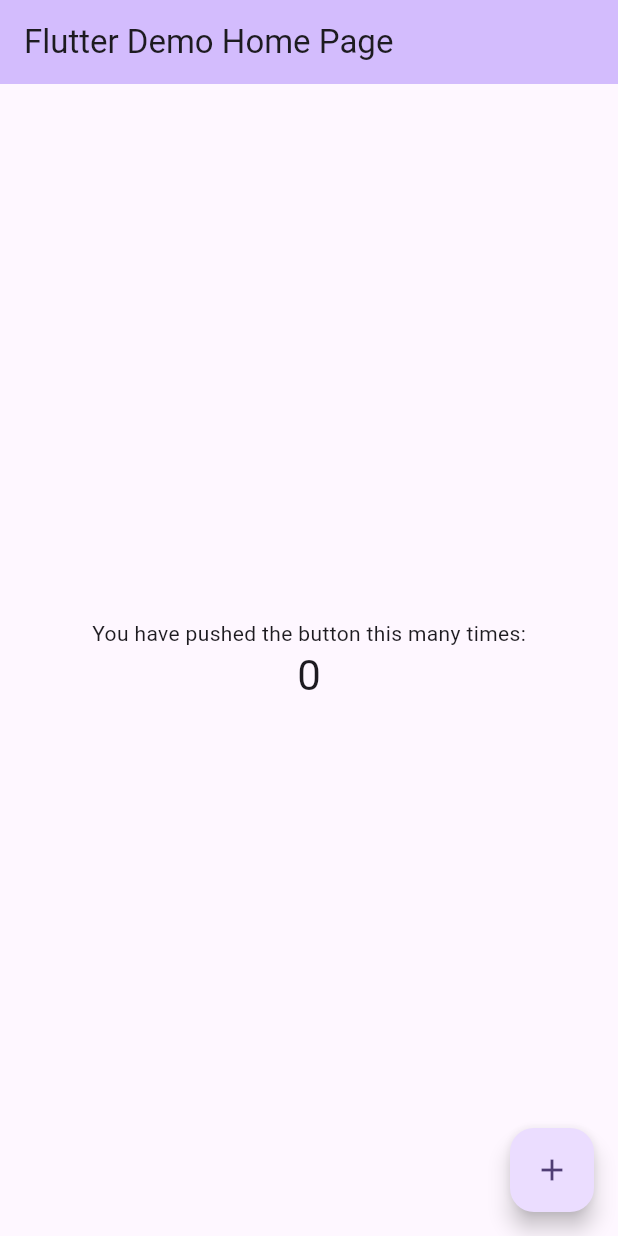
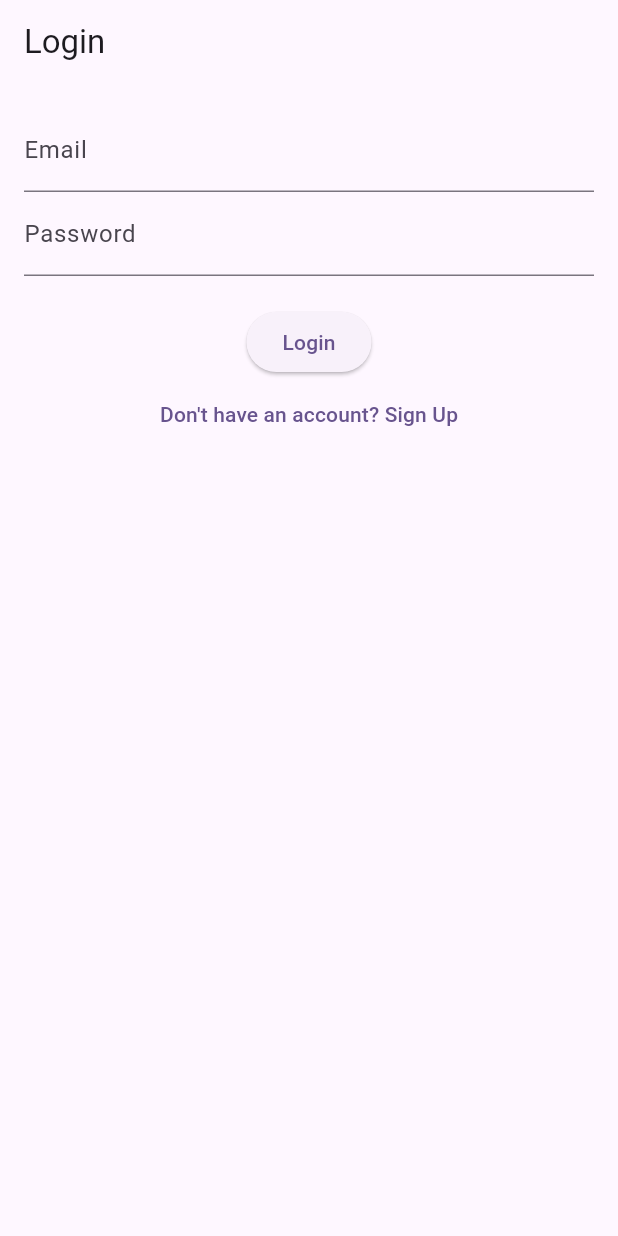
Before and after one commit to Sahil-Kumar7253/todo-app-with-custom-backend, a Flutter app: the screen it shows after launch, on a phone screen of 412 x 824 dp. Run offline on Flutter 3.47's test engine with Material 3 defaults, Android fonts, the phone set to English and light mode, and no system bars.

Commit message:
Added Login and Registeration in Application

```diff
--- /dev/null
+++ b/todo_app_with_nodejs/lib/api_service.dart
@@ -0,0 +1,22 @@
+import 'dart:convert';
+
+import 'package:http/http.dart' as http;
+import 'url.dart';
+
+class ApiService{
+
+  static Future<String> loginId(email,password) async {
+    final res = await http.post(
+      Uri.parse(login),
+      headers: {"Content-Type": "application/json"},
+      body: jsonEncode({
+        "email": email,
+        "password": password,
+      }),
+    );
+    if(res.statusCode == 200){
+      return jsonDecode(res.body)["token"];
+    }
+    return "";
+  }
+}
--- /dev/null
+++ b/todo_app_with_nodejs/lib/login.dart
@@ -0,0 +1,66 @@
+import 'package:flutter/material.dart';
+import 'api_service.dart';
+
+class LoginPage extends StatefulWidget {
+  const LoginPage({Key? key}) : super(key: key);
+
+  @override
+  State<LoginPage> createState() => _LoginPageState();
+}
+
+class _LoginPageState extends State<LoginPage> {
+  final _formKey = GlobalKey<FormState>();
+  final TextEditingController emailController = TextEditingController();
+  final TextEditingController passwordController = TextEditingController();
+  late var token1 = "";
+  void _submitLogin() async {
+    if (_formKey.currentState!.validate()) {
+       final token = await ApiService.loginId(emailController.text, passwordController.text);
+
+       if (token != "") {
+         setState(() {
+           token1 = token;
+         });
+       }
+    }
+  }
+
+  @override
+  Widget build(BuildContext context) {
+    return Scaffold(
+      appBar: AppBar(title: const Text('Login')),
+      body: Padding(
+        padding: const EdgeInsets.all(16.0),
+        child: Form(
+          key: _formKey,
+          child: Column(
+            children: [
+              TextFormField(
+                controller: emailController,
+                decoration: const InputDecoration(labelText: 'Email'),
+                validator: (value) => value!.contains('@') ? null : 'Enter a valid email',
+              ),
+              TextFormField(
+                controller: passwordController,
+                decoration: const InputDecoration(labelText: 'Password'),
+                obscureText: true,
+                validator: (value) => value!.isEmpty ? 'Enter your password' : null,
+              ),
+              const SizedBox(height: 20),
+              ElevatedButton(
+                onPressed: _submitLogin,
+                child:const Text(
+                    'Login'
+                ),
+              ),
+              TextButton(
+                onPressed: () => Navigator.pushNamed(context, '/signup'),
+                child: const Text('Don\'t have an account? Sign Up'),
+              ),
+            ],
+          ),
+        ),
+      ),
+    );
+  }
+}
--- a/todo_app_with_nodejs/lib/main.dart
+++ b/todo_app_with_nodejs/lib/main.dart
@@ -1,4 +1,8 @@
 import 'package:flutter/material.dart';
+import 'package:todo_app_with_nodejs/login.dart';
+import 'package:todo_app_with_nodejs/signup.dart';
+
+import 'dashboard.dart';
 
 void main() {
   runApp(const MyApp());
@@ -11,112 +15,17 @@ class MyApp extends StatelessWidget {
   @override
   Widget build(BuildContext context) {
     return MaterialApp(
+      debugShowCheckedModeBanner: false,
       title: 'Flutter Demo',
       theme: ThemeData(
-        // This is the theme of your application.
-        //
-        // TRY THIS: Try running your application with "flutter run". You'll see
-        // the application has a purple toolbar. Then, without quitting the app,
-        // try changing the seedColor in the colorScheme below to Colors.green
-        // and then invoke "hot reload" (save your changes or press the "hot
-        // reload" button in a Flutter-supported IDE, or press "r" if you used
-        // the command line to start the app).
-        //
-        // Notice that the counter didn't reset back to zero; the application
-        // state is not lost during the reload. To reset the state, use hot
-        // restart instead.
-        //
-        // This works for code too, not just values: Most code changes can be
-        // tested with just a hot reload.
         colorScheme: ColorScheme.fromSeed(seedColor: Colors.deepPurple),
       ),
-      home: const MyHomePage(title: 'Flutter Demo Home Page'),
+      routes: {
+        "/" : (context) => LoginPage(),
+        "/signup" : (context) => SignupPage(),
+        "/login" : (context) => LoginPage(),
+        '/dashboard': (context) => const DashboardPage(),
+      },
     );
   }
 }
-
-class MyHomePage extends StatefulWidget {
-  const MyHomePage({super.key, required this.title});
-
-  // This widget is the home page of your application. It is stateful, meaning
-  // that it has a State object (defined below) that contains fields that affect
-  // how it looks.
-
-  // This class is the configuration for the state. It holds the values (in this
-  // case the title) provided by the parent (in this case the App widget) and
-  // used by the build method of the State. Fields in a Widget subclass are
-  // always marked "final".
-
-  final String title;
-
-  @override
-  State<MyHomePage> createState() => _MyHomePageState();
-}
-
-class _MyHomePageState extends State<MyHomePage> {
-  int _counter = 0;
-
-  void _incrementCounter() {
-    setState(() {
-      // This call to setState tells the Flutter framework that something has
-      // changed in this State, which causes it to rerun the build method below
-      // so that the display can reflect the updated values. If we changed
-      // _counter without calling setState(), then the build method would not be
-      // called again, and so nothing would appear to happen.
-      _counter++;
-    });
-  }
-
-  @override
-  Widget build(BuildContext context) {
-    // This method is rerun every time setState is called, for instance as done
-    // by the _incrementCounter method above.
-    //
-    // The Flutter framework has been optimized to make rerunning build methods
-    // fast, so that you can just rebuild anything that needs updating rather
-    // than having to individually change instances of widgets.
-    return Scaffold(
-      appBar: AppBar(
-        // TRY THIS: Try changing the color here to a specific color (to
-        // Colors.amber, perhaps?) and trigger a hot reload to see the AppBar
-        // change color while the other colors stay the same.
-        backgroundColor: Theme.of(context).colorScheme.inversePrimary,
-        // Here we take the value from the MyHomePage object that was created by
-        // the App.build method, and use it to set our appbar title.
-        title: Text(widget.title),
-      ),
-      body: Center(
-        // Center is a layout widget. It takes a single child and positions it
-        // in the middle of the parent.
-        child: Column(
-          // Column is also a layout widget. It takes a list of children and
-          // arranges them vertically. By default, it sizes itself to fit its
-          // children horizontally, and tries to be as tall as its parent.
-          //
-          // Column has various properties to control how it sizes itself and
-          // how it positions its children. Here we use mainAxisAlignment to
-          // center the children vertically; the main axis here is the vertical
-          // axis because Columns are vertical (the cross axis would be
-          // horizontal).
-          //
-          // TRY THIS: Invoke "debug painting" (choose the "Toggle Debug Paint"
-          // action in the IDE, or press "p" in the console), to see the
-          // wireframe for each widget.
-          mainAxisAlignment: MainAxisAlignment.center,
-          children: <Widget>[
-            const Text('You have pushed the button this many times:'),
-            Text(
-              '$_counter',
-              style: Theme.of(context).textTheme.headlineMedium,
-            ),
-          ],
-        ),
-      ),
-      floatingActionButton: FloatingActionButton(
-        onPressed: _incrementCounter,
-        tooltip: 'Increment',
-        child: const Icon(Icons.add),
-      ), // This trailing comma makes auto-formatting nicer for build methods.
-    );
-  }
-}
--- /dev/null
+++ b/todo_app_with_nodejs/lib/url.dart
@@ -0,0 +1,3 @@
+final url = "http://10.0.2.2:3000/api/users";
+final register = url + "/register";
+final login = url +"/login";
--- a/todo_app_with_nodejs/pubspec.yaml
+++ b/todo_app_with_nodejs/pubspec.yaml
@@ -34,6 +34,8 @@ dependencies:
   # The following adds the Cupertino Icons font to your application.
   # Use with the CupertinoIcons class for iOS style icons.
   cupertino_icons: ^1.0.8
+  http:
+  velocity_x: ^4.3.1
 
 dev_dependencies:
   flutter_test:
```
Also changed, not shown: todo_app_with_nodejs/lib/CategoryCard.dart (added, +44 -0 lines), todo_app_with_nodejs/lib/dashboard.dart (added, +85 -0 lines), todo_app_with_nodejs/lib/signup.dart (added, +81 -0 lines), todo_app_with_nodejs/pubspec.lock, 7 other files.
